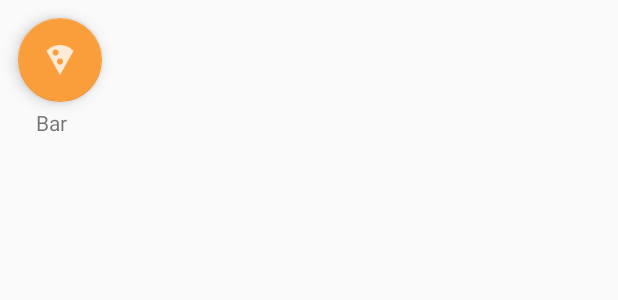
After one commit to Steph4nie/Bem_vindos_a_UA_OFFICIAL, an Android app: the layout servicos_deca.xml on its own in the app's theme, with its tools: preview values and no code run, on a phone screen of 412 x 824 dp. The commit adds this screen. Shown: the top 300 px of the screen. Run offline under Robolectric (Android 15) with nearby library versions, the phone set to English and light mode, and no system bars.

```diff
--- a/app/src/main/AndroidManifest.xml
+++ b/app/src/main/AndroidManifest.xml
@@ -8,6 +8,7 @@
          location permissions for the 'MyLocation' functionality.
     -->
     <uses-permission android:name="android.permission.ACCESS_FINE_LOCATION" />
+    <uses-permission android:name="android.permission.CALL_PHONE" />
 
     <application
         android:allowBackup="true"
--- a/app/src/main/res/layout/roteiro_lista.xml
+++ b/app/src/main/res/layout/roteiro_lista.xml
@@ -76,4 +76,5 @@
         app:layout_constraintLeft_toRightOf="@+id/textView2"
         app:layout_constraintTop_toTopOf="@+id/textView2" />
 
+
 </android.support.constraint.ConstraintLayout>
--- /dev/null
+++ b/app/src/main/res/layout/servicos_deca.xml
@@ -0,0 +1,27 @@
+<?xml version="1.0" encoding="utf-8"?>
+<RelativeLayout xmlns:android="http://schemas.android.com/apk/res/android"
+    android:layout_width="match_parent" android:layout_height="match_parent">
+    <android.support.design.widget.FloatingActionButton
+        android:layout_width="wrap_content"
+        android:layout_height="wrap_content"
+        android:layout_marginRight="8dp"
+        android:src="@drawable/ic_pizza"
+        android:layout_alignParentTop="true"
+        android:layout_alignParentStart="true"
+        android:layout_marginStart="12dp"
+        android:layout_marginTop="12dp"
+        android:id="@+id/pizza" />
+    <TextView
+        android:layout_width="wrap_content"
+        android:layout_height="wrap_content"
+        android:text="Bar"
+        android:layout_below="@+id/pizza"
+        android:layout_alignStart="@+id/pizza"
+        android:layout_marginTop="4dp"
+        android:layout_marginRight="8dp"
+        android:layout_marginStart="12dp"
+        />
+
+
+
+</RelativeLayout>
```
Also changed, not shown: app/src/main/java/com/example/stephanie/bem_vindos_a_ua_official/BottomMenu.java (added, +49 -0 lines), app/src/main/java/com/example/stephanie/bem_vindos_a_ua_official/DecaActivity.java (+7 -0 lines), app/src/main/java/com/example/stephanie/bem_vindos_a_ua_official/MainActivity.java (+9 -9 lines), app/src/main/java/com/example/stephanie/bem_vindos_a_ua_official/RoteiroActivity.java (+4 -3 lines), app/src/main/res/layout/deca_details.xml (+7 -7 lines), app/src/main/res/menu/activity_main_drawer.xml (+7 -6 lines), app/src/main/res/drawable-hdpi/ic_direction.png (added), app/src/main/res/drawable-hdpi/ic_pizza.png (added), app/src/main/res/drawable-mdpi/ic_direction.png (added), app/src/main/res/drawable-mdpi/ic_pizza.png (added), app/src/main/res/drawable-xhdpi/ic_direction.png (added), app/src/main/res/drawable-xhdpi/ic_pizza.png (added), app/src/main/res/drawable-xxhdpi/ic_direction.png (added), app/src/main/res/drawable-xxhdpi/ic_pizza.png (added).
